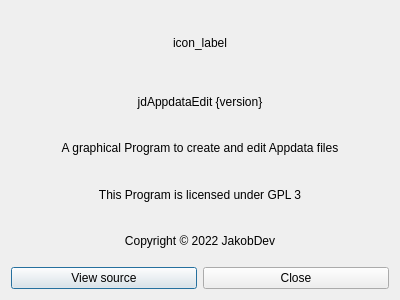
Above: jdAppdataEdit/AboutWindow.ui from JakobDev/jdAppStreamEdit before the change. Below: the same form after it.
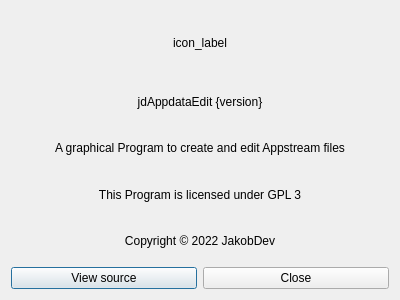
That is the form after the change.

```diff
--- a/jdAppdataEdit/AboutWindow.ui
+++ b/jdAppdataEdit/AboutWindow.ui
@@ -49,7 +49,7 @@
    <item>
     <widget class="QLabel" name="label">
      <property name="text">
-      <string>A graphical Program to create and edit Appdata files</string>
+      <string>A graphical Program to create and edit Appstream files</string>
      </property>
      <property name="alignment">
       <set>Qt::AlignCenter</set>
```
